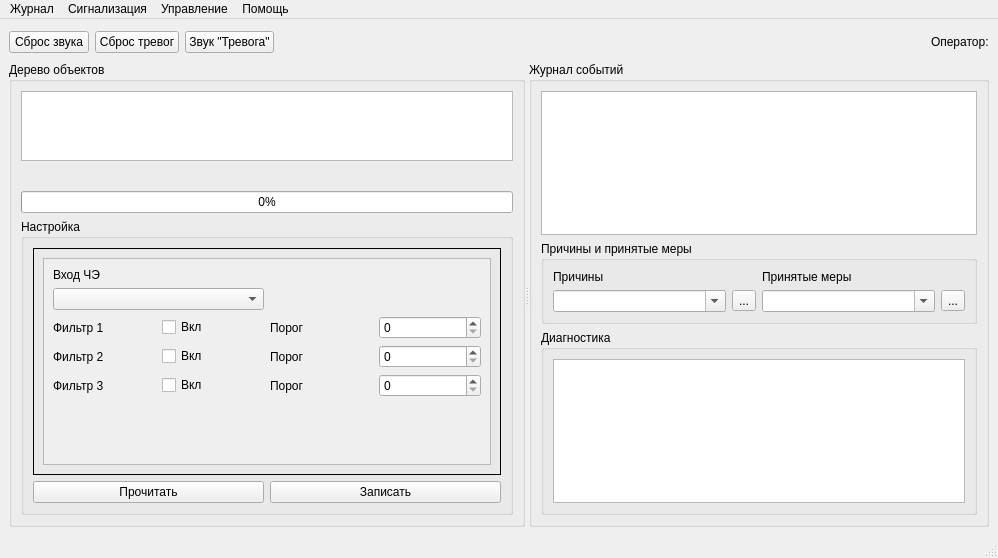
This is m_server/MainWindowServer.ui in xXRadioHeadXx/start7 as Qt 5 draws it before an edit. The edited form follows.
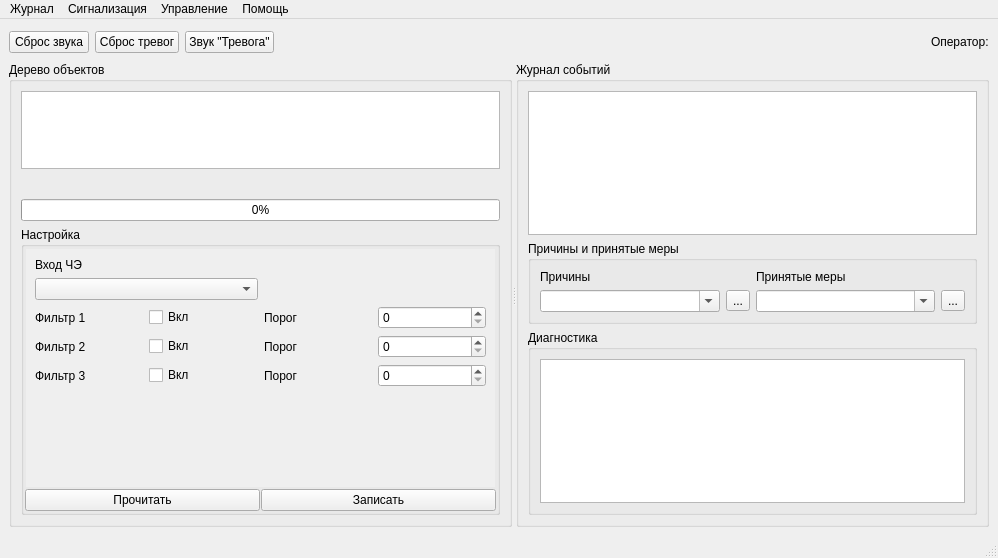
This is the edited form. Icons and pictures are not drawn.

```diff
--- a/m_server/MainWindowServer.ui
+++ b/m_server/MainWindowServer.ui
@@ -158,6 +158,21 @@
            <string>Настройка</string>
           </property>
           <layout class="QGridLayout" name="gridLayout_5">
+           <property name="leftMargin">
+            <number>1</number>
+           </property>
+           <property name="topMargin">
+            <number>1</number>
+           </property>
+           <property name="rightMargin">
+            <number>1</number>
+           </property>
+           <property name="bottomMargin">
+            <number>1</number>
+           </property>
+           <property name="spacing">
+            <number>1</number>
+           </property>
            <item row="0" column="0" colspan="2">
             <widget class="QStackedWidget" name="stackedWidget">
              <property name="minimumSize">
@@ -167,7 +182,7 @@
               </size>
              </property>
              <property name="frameShape">
-              <enum>QFrame::Box</enum>
+              <enum>QFrame::NoFrame</enum>
              </property>
              <property name="currentIndex">
               <number>3</number>
@@ -1044,8 +1059,26 @@
              </widget>
              <widget class="QWidget" name="page_Point">
               <layout class="QHBoxLayout" name="horizontalLayout_5">
+               <property name="spacing">
+                <number>1</number>
+               </property>
+               <property name="leftMargin">
+                <number>1</number>
+               </property>
+               <property name="topMargin">
+                <number>1</number>
+               </property>
+               <property name="rightMargin">
+                <number>1</number>
+               </property>
+               <property name="bottomMargin">
+                <number>1</number>
+               </property>
                <item>
                 <widget class="QScrollArea" name="scrollArea_8">
+                 <property name="frameShape">
+                  <enum>QFrame::NoFrame</enum>
+                 </property>
                  <property name="horizontalScrollBarPolicy">
                   <enum>Qt::ScrollBarAlwaysOff</enum>
                  </property>
@@ -1057,8 +1090,8 @@
                    <rect>
                     <x>0</x>
                     <y>0</y>
-                    <width>437</width>
-                    <height>202</height>
+                    <width>499</width>
+                    <height>232</height>
                    </rect>
                   </property>
                   <layout class="QGridLayout" name="gridLayout_11">
```
Left out of the diff: 38 changed lines with no effect on the pictures.
